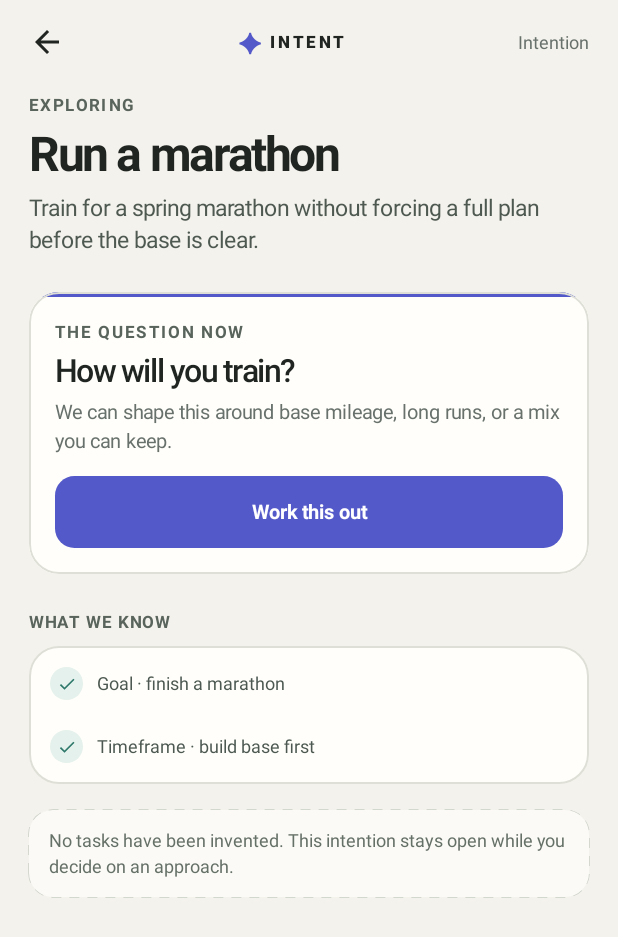
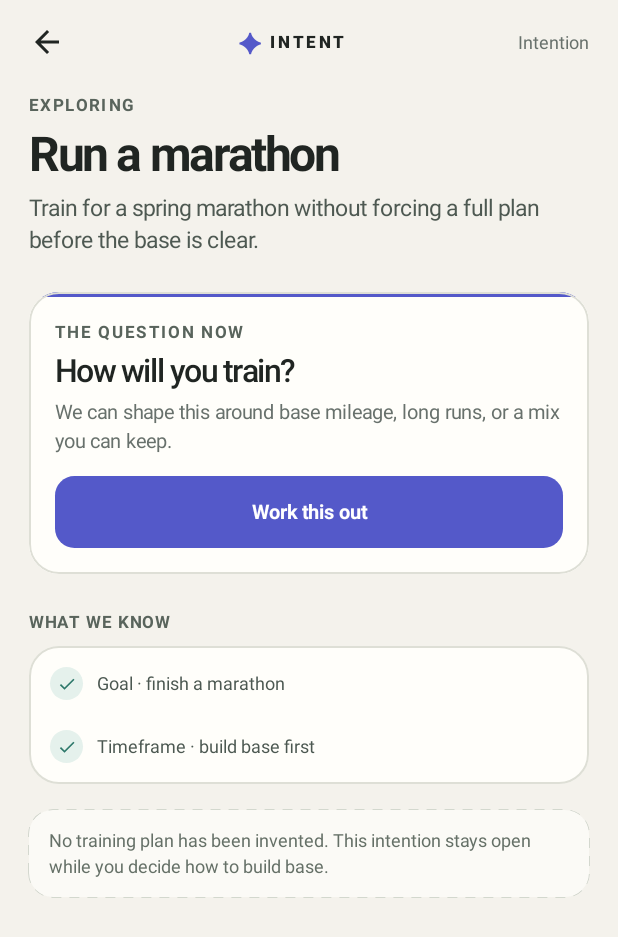
Before and after one commit to DanielMaherDev/Intent-V2, an Android app built with Jetpack Compose: the screen it shows after launch (MainActivity), after a tap on "Explore a marathon", on a phone screen of 412 x 824 dp. Shown: the top 937 px of the screen. Run offline under Robolectric (Android 15) with nearby library versions, the phone set to English and light mode, and no system bars.

Commit message:
Add Stage 5 adaptive UI by intention shape (v0.0.13). (#15)
ShapeProjection drives Home, Intention Space, and Conversation composition
for language, marathon, and business on one model. Includes unit tests,
debug APK, and README download link.

Co-authored-by: Cursor Agent <cursoragent@cursor.com>

```diff
--- a/app/build.gradle.kts
+++ b/app/build.gradle.kts
@@ -11,8 +11,8 @@ android {
         applicationId = "com.intent.launcher"
         minSdk = 26
         targetSdk = 34
-        versionCode = 12
-        versionName = "0.0.12"
+        versionCode = 13
+        versionName = "0.0.13"
         testInstrumentationRunner = "androidx.test.runner.AndroidJUnitRunner"
     }
 
--- a/app/src/main/java/com/intent/launcher/MainActivity.kt
+++ b/app/src/main/java/com/intent/launcher/MainActivity.kt
@@ -12,6 +12,7 @@ import androidx.navigation.compose.composable
 import androidx.navigation.compose.rememberNavController
 import com.intent.launcher.domain.IntentionPhase
 import com.intent.launcher.domain.ProposalStatus
+import com.intent.launcher.domain.ShapeProjection
 import com.intent.launcher.ui.LauncherViewModel
 import com.intent.launcher.ui.screens.ConversationScreen
 import com.intent.launcher.ui.screens.HomeScreen
@@ -33,11 +34,13 @@ class MainActivity : ComponentActivity() {
                     val pending = snap.proposals.firstOrNull {
                         it.status == ProposalStatus.PENDING && it.intentionId == intention?.id
                     }
-                    val intentionHint = when (intention?.shapeTag) {
-                        "marathon" -> "Run a marathon · Base before speed"
-                        "business" -> "Business idea · Stay in discovery"
-                        else -> "Open your intention"
-                    }
+                    val intentionProjection = ShapeProjection.project(
+                        intention = intention,
+                        facts = snap.facts.filter { it.intentionId == intention?.id },
+                        hypotheses = snap.hypotheses.filter { it.intentionId == intention?.id },
+                        sessions = snap.sessions.filter { it.intentionId == intention?.id }
+                    )
+                    val intentionHint = intentionProjection.homeSpaceSubtitle
                     val showMarathonEntry = intention?.shapeTag != "marathon"
                     val showBusinessEntry = intention?.shapeTag != "business"
 
@@ -102,6 +105,7 @@ class MainActivity : ComponentActivity() {
                         }
                         composable("conversation") {
                             val active = vm.activeIntention()
+                            val convProjection = ShapeProjection.project(intention = active)
                             ConversationScreen(
                                 turns = vm.snapshot.turns.filter { it.intentionId == active?.id },
                                 chips = vm.conversationChips(),
@@ -120,6 +124,8 @@ class MainActivity : ComponentActivity() {
                                 onBack = { nav.popBackStack() },
                                 onOpenProposal = { nav.navigate("proposal") },
                                 hasPendingProposal = pending != null,
+                                conversationEyebrow = convProjection.conversationEyebrow,
+                                conversationHeadline = convProjection.conversationHeadline,
                                 modifier = Modifier.fillMaxSize()
                             )
                         }
--- /dev/null
+++ b/app/src/main/java/com/intent/launcher/domain/ShapeProjection.kt
@@ -0,0 +1,271 @@
+package com.intent.launcher.domain
+
+/**
+ * Stage 5 — Adaptive UI: composition and copy vary by intention shape,
+ * reading the same model. Not a separate app per goal type.
+ */
+data class ApproachStep(
+    val title: String,
+    val detail: String,
+    val muted: Boolean = false
+)
+
+data class IntentionHeroProjection(
+    val phaseLabel: String,
+    val heroLabel: String,
+    val heroTitle: String,
+    val heroBody: String,
+    val heroCta: String,
+    /** warm | success | accent — mapped by UI. */
+    val tone: String
+)
+
+data class IntentionSpaceProjection(
+    val hero: IntentionHeroProjection,
+    val knowledgeSectionTitle: String,
+    val approachSectionTitle: String?,
+    val approachSteps: List<ApproachStep>,
+    /** Optional resource / destination line (e.g. Duolingo for language). */
+    val resourceLine: String?,
+    val emptyNote: String?,
+    val defaultFacts: List<String>,
+    val homeSpaceSubtitle: String,
+    val conversationEyebrow: String,
+    val conversationHeadline: String
+)
+
+object ShapeProjection {
+
+    fun project(
+        intention: Intention?,
+        facts: List<Fact> = emptyList(),
+        hypotheses: List<Hypothesis> = emptyList(),
+        sessions: List<ScheduledSession> = emptyList(),
+        destination: DestinationApp? = null
+    ): IntentionSpaceProjection {
+        val shape = intention?.shapeTag
+        val phase = intention?.phase ?: IntentionPhase.EXPLORING
+        val hero = heroFor(phase, shape)
+        val hasKnowledge = facts.isNotEmpty() || hypotheses.isNotEmpty() || sessions.isNotEmpty()
+        val approach = approachFor(phase, shape, sessions)
+        val dest = destination ?: SessionDestinations.forIntention(intention)
+
+        return IntentionSpaceProjection(
+            hero = hero,
+            knowledgeSectionTitle = knowledgeTitle(phase, shape),
+            approachSectionTitle = if (approach.isNotEmpty()) approachTitle(shape) else null,
+            approachSteps = approach,
+            resourceLine = resourceLine(phase, shape, dest),
+            emptyNote = if (!hasKnowledge && phase != IntentionPhase.ACTIVE) {
+                emptyNote(shape)
+            } else {
+                null
+            },
+            defaultFacts = defaultFacts(shape),
+            homeSpaceSubtitle = homeSpaceSubtitle(phase, shape),
+            conversationEyebrow = conversationEyebrow(phase, shape),
+            conversationHeadline = conversationHeadline(phase, shape)
+        )
+    }
+
+    fun homeSpaceSubtitle(phase: IntentionPhase, shapeTag: String?): String =
+        when (phase) {
+            IntentionPhase.EXPLORING, IntentionPhase.CLARIFYING -> when (shapeTag) {
+                "marathon" -> "Training still taking shape"
+                "business" -> "Still in discovery"
+                else -> "Open your intention"
+            }
+            IntentionPhase.PROPOSAL_PENDING -> when (shapeTag) {
+                "marathon" -> "Your approach is taking shape"
+                "business" -> "A research habit is pending"
+                else -> "Your approach is taking shape"
+            }
+            IntentionPhase.ACTIVE -> when (shapeTag) {
+                "marathon" -> "Long-run routine in motion"
+                "business" -> "Discovery habit in motion"
+                else -> "Speaking practice in motion"
+            }
+            IntentionPhase.PAUSED -> "Paused — facts kept"
+        }
+
+    private fun knowledgeTitle(phase: IntentionPhase, shapeTag: String?): String =
+        when {
+            phase == IntentionPhase.PROPOSAL_PENDING -> "What has changed"
+            phase == IntentionPhase.ACTIVE && shapeTag == "business" -> "What we are learning"
+            phase == IntentionPhase.ACTIVE && shapeTag == "marathon" -> "Training facts"
+            phase == IntentionPhase.ACTIVE -> "What we know"
+            else -> "What we know"
+        }
+
+    private fun approachTitle(shapeTag: String?): String =
+        when (shapeTag) {
+            "marathon" -> "Your training approach"
+            "business" -> "Your discovery approach"
+            else -> "Your approach"
+        }
+
+    private fun emptyNote(shapeTag: String?): String =
+        when (shapeTag) {
+            "marathon" ->
+                "No training plan has been invented. This intention stays open while you decide how to build base."
+            "business" ->
+                "No launch plan has been invented. Stay in discovery until a direction is worth testing."
+            else ->
+                "No tasks have been invented. This intention stays open while you decide on an approach."
+        }
+
+    private fun defaultFacts(shapeTag: String?): List<String> =
+        when (shapeTag) {
+            "marathon" -> listOf("Goal · finish a marathon", "Timeframe · build base first")
+            "business" -> listOf("Goal · explore a business idea", "Timeframe · stay in discovery")
+            else -> listOf("Goal · use Spanish at work", "Timeframe · within a year")
+        }
+
+    private fun resourceLine(
+        phase: IntentionPhase,
+        shapeTag: String?,
+        destination: DestinationApp?
+    ): String? {
+        if (phase != IntentionPhase.ACTIVE && phase != IntentionPhase.PROPOSAL_PENDING) return null
+        if (destination != null) {
+            return "Destination · ${destination.label} — opening an app is not lesson completion."
+        }
+        return when (shapeTag) {
+            "marathon" -> "Destination · outdoors / your own run log — no partner completion evidence."
+            "business" -> "Destination · notes & conversations — no CRM completion claimed."
+            else -> null
+        }
+    }
+
+    private fun approachFor(
+        phase: IntentionPhase,
+        shapeTag: String?,
+        sessions: List<ScheduledSession>
+    ): List<ApproachStep> {
+        if (phase != IntentionPhase.ACTIVE) return emptyList()
+        val session = sessions.firstOrNull()
+        val whenLabel = session?.let {
+            "day ${it.dayOfWeek} · %02d:%02d".format(it.hour, it.minute)
+        }
+        return when (shapeTag) {
+            "marathon" -> listOf(
+                ApproachStep(
+                    title = session?.title ?: "Weekly long run",
+                    detail = (whenLabel?.let { "$it · approved" } ?: "Approved long-run rhythm")
+                ),
+                ApproachStep(
+                    title = "Check how the run felt",
+                    detail = "Effort and recovery — self-reported, not GPS proof.",
+                    muted = true
+                )
+            )
+            "business" -> listOf(
+                ApproachStep(
+                    title = session?.title ?: "Research hour",
+                    detail = (whenLabel?.let { "$it · approved" } ?: "Approved discovery block")
+                ),
+                ApproachStep(
+                    title = "Capture one learning",
+                    detail = "What did you learn about customers or the idea?",
+                    muted = true
+                )
+            )
+            else -> listOf(
+                ApproachStep(
+                    title = session?.title ?: "Weekly speaking practice",
+                    detail = (whenLabel?.let { "$it · approved" } ?: "Approved tutor / practice rhythm")
+                ),
+                ApproachStep(
+                    title = "Check in afterward",
+                    detail = "What did you practise? What feels difficult?",
+                    muted = true
+                )
+            )
+        }
+    }
+
+    private fun heroFor(phase: IntentionPhase, shapeTag: String?): IntentionHeroProjection =
+        when (phase) {
+            IntentionPhase.EXPLORING, IntentionPhase.CLARIFYING -> IntentionHeroProjection(
+                phaseLabel = "Exploring",
+                heroLabel = "The question now",
+                heroTitle = when (shapeTag) {
+                    "marathon" -> "How will you train?"
+                    "business" -> "How will you learn?"
+                    else -> "How will you practise?"
+                },
+                heroBody = when (shapeTag) {
+                    "marathon" ->
+                        "We can shape this around base mileage, long runs, or a mix you can keep."
+                    "business" ->
+                        "We can stay in discovery, talk to customers, or add a light research habit — nothing forced."
+                    else ->
+                        "We can make a routine around an app, a tutor, conversations with your agent, or a mix."
+                },
+                heroCta = "Work this out",
+                tone = "accent"
+            )
+            IntentionPhase.PROPOSAL_PENDING -> IntentionHeroProjection(
+                phaseLabel = "Approach in progress",
+                heroLabel = "Decision needed",
+                heroTitle = when (shapeTag) {
+                    "marathon" -> "Add your long run?"
+                    "business" -> "Add a research hour?"
+                    else -> "Add your session?"
+                },
+                heroBody = "INTENT will bring it into your week once approved.",
+                heroCta = "Review details",
+                tone = "warm"
+            )
+            IntentionPhase.ACTIVE -> IntentionHeroProjection(
+                phaseLabel = "In motion",
+                heroLabel = "Next useful step",
+                heroTitle = when (shapeTag) {
+                    "marathon" -> "Prepare for your next long run"
+                    "business" -> "Prepare your next research block"
+                    else -> "Prepare for your next session"
+                },
+                heroBody = when (shapeTag) {
+                    "marathon" -> "Decide pace and distance you can keep — no invented mileage totals."
+                    "business" -> "Pick one question to explore — no fake launch plan."
+                    else -> "Bring one situation you want to rehearse."
+                },
+                heroCta = "Begin preparation",
+                tone = "success"
+            )
+            IntentionPhase.PAUSED -> IntentionHeroProjection(
+                phaseLabel = "Paused",
+                heroLabel = "When you are ready",
+                heroTitle = "Pick this up again?",
+                heroBody = "Your facts stay. Nothing is invented while you pause.",
+                heroCta = "Work this out",
+                tone = "accent"
+            )
+        }
+
+    private fun conversationEyebrow(phase: IntentionPhase, shapeTag: String?): String =
+        when (phase) {
+            IntentionPhase.ACTIVE -> when (shapeTag) {
+                "marathon" -> "Contextual conversation · training"
+                "business" -> "Contextual conversation · discovery"
+                else -> "Contextual conversation"
+            }
+            IntentionPhase.PROPOSAL_PENDING -> "Your ongoing conversation"
+            else -> when (shapeTag) {
+                "marathon" -> "A conversation about your training"
+                "business" -> "A conversation about your idea"
+                else -> "A conversation about your goal"
+            }
+        }
+
+    private fun conversationHeadline(phase: IntentionPhase, shapeTag: String?): String =
+        when (phase) {
+            IntentionPhase.ACTIVE -> when (shapeTag) {
+                "marathon" -> "Your next long run"
+                "business" -> "Your next research hour"
+                else -> "Your next session"
+            }
+            IntentionPhase.PROPOSAL_PENDING -> "What's changed?"
+            else -> "Let's find a way that fits."
+        }
+}
--- a/app/src/main/java/com/intent/launcher/ui/screens/ConversationScreen.kt
+++ b/app/src/main/java/com/intent/launcher/ui/screens/ConversationScreen.kt
@@ -48,6 +48,8 @@ fun ConversationScreen(
     onBack: () -> Unit,
     onOpenProposal: () -> Unit,
     hasPendingProposal: Boolean,
+    conversationEyebrow: String = "A conversation about your goal",
+    conversationHeadline: String = "Let's find a way that fits.",
     modifier: Modifier = Modifier
 ) {
     Column(
@@ -67,10 +69,10 @@ fun ConversationScreen(
                 onBack = onBack
             )
             Spacer(modifier = Modifier.height(23.dp))
-            SmallLabel(text = "A conversation about your goal")
+            SmallLabel(text = conversationEyebrow)
             Spacer(modifier = Modifier.height(7.dp))
             Text(
-                text = "Let's find a way that fits.",
+                text = conversationHeadline,
                 style = MaterialTheme.typography.headlineMedium,
                 color = IntentColors.Ink
             )
--- a/app/src/main/java/com/intent/launcher/ui/screens/IntentionSpaceScreen.kt
+++ b/app/src/main/java/com/intent/launcher/ui/screens/IntentionSpaceScreen.kt
@@ -21,6 +21,8 @@ import com.intent.launcher.domain.Hypothesis
 import com.intent.launcher.domain.Intention
 import com.intent.launcher.domain.IntentionPhase
 import com.intent.launcher.domain.ScheduledSession
+import com.intent.launcher.domain.SessionDestinations
+import com.intent.launcher.domain.ShapeProjection
 import com.intent.launcher.ui.components.EmptyNote
 import com.intent.launcher.ui.components.FactRow
 import com.intent.launcher.ui.components.HeroCard
@@ -42,9 +44,23 @@ fun IntentionSpaceScreen(
     onBack: () -> Unit,
     modifier: Modifier = Modifier
 ) {
-    val phase = intention?.phase ?: IntentionPhase.EXPLORING
-    val (phaseLabel, heroTone, heroLabel, heroTitle, heroBody, heroCta) =
-        intentionCopy(phase, intention?.shapeTag)
+    val projection = ShapeProjection.project(
+        intention = intention,
+        facts = facts,
+        hypotheses = hypotheses,
+        sessions = sessions,
+        destination = SessionDestinations.forIntention(intention)
+    )
+    val heroTone = when (projection.hero.tone) {
+        "warm" -> HeroTone.Warm
+        "success" -> HeroTone.Success
+        else -> HeroTone.Accent
+    }
+    val labelColor = when (heroTone) {
+        HeroTone.Warm -> IntentColors.Warm
+        HeroTone.Success -> IntentColors.Success
+        HeroTone.Accent -> IntentColors.Section
+    }
 
     Column(
         modifier = modifier
@@ -55,15 +71,7 @@ fun IntentionSpaceScreen(
     ) {
         ScreenTopBar(contextLabel = "Intention", onBack = onBack)
         Spacer(modifier = Modifier.height(23.dp))
-        SmallLabel(
-            text = phaseLabel,
-            color = when (heroTone) {
-                HeroTone.Warm -> IntentColors.Warm
-                HeroTone.Success -> IntentColors.Success
-                // JPG exploring label is muted olive, not accent
-                HeroTone.Accent -> IntentColors.Section
-            }
-        )
+        SmallLabel(text = projection.hero.phaseLabel, color = labelColor)
         Spacer(modifier = Modifier.height(7.dp))
         Text(
             text = intention?.title ?: "Intention",
@@ -75,32 +83,57 @@ fun IntentionSpaceScreen(
         Spacer(modifier = Modifier.height(26.dp))
 
         HeroCard(tone = heroTone) {
-            SmallLabel(
-                text = heroLabel,
-                color = when (heroTone) {
-                    HeroTone.Warm -> IntentColors.Warm
-                    HeroTone.Success -> IntentColors.Success
-                    HeroTone.Accent -> IntentColors.Section
-                }
-            )
+            SmallLabel(text = projection.hero.heroLabel, color = labelColor)
             Spacer(modifier = Modifier.height(7.dp))
             Text(
-                text = heroTitle,
+                text = projection.hero.heroTitle,
                 style = MaterialTheme.typography.headlineSmall,
                 color = IntentColors.Ink
             )
             Spacer(modifier = Modifier.height(7.dp))
             Text(
-                text = heroBody,
+                text = projection.hero.heroBody,
                 style = MaterialTheme.typography.bodyMedium,
                 color = IntentColors.Muted
             )
             Spacer(modifier = Modifier.height(15.dp))
-            IntentPrimaryButton(text = heroCta, onClick = onWorkThisOut)
+            IntentPrimaryButton(text = projection.hero.heroCta, onClick = onWorkThisOut)
+        }
+
+        if (projection.approachSectionTitle != null && projection.approachSteps.isNotEmpty()) {
+            Spacer(modifier = Modifier.height(26.dp))
+            SectionTitle(projection.approachSectionTitle)
+            Spacer(modifier = Modifier.height(9.dp))
+            Column(modifier = Modifier.fillMaxWidth().padding(start = 7.dp)) {
+                projection.approachSteps.forEach { step ->
+                    Column(modifier = Modifier.padding(start = 17.dp, bottom = 14.dp)) {
+                        Text(
+                            text = step.title,
+                            style = MaterialTheme.typography.bodyMedium,
+                            color = IntentColors.Ink
+                        )
+                        Spacer(modifier = Modifier.height(3.dp))
+                        Text(
+                            text = step.detail,
+                            style = MaterialTheme.typography.bodySmall,
+                            color = IntentColors.Muted
+                        )
+                    }
+                }
+            }
+        }
+
+        if (projection.resourceLine != null) {
+            Spacer(modifier = Modifier.height(14.dp))
+            Text(
+                text = projection.resourceLine,
+                style = MaterialTheme.typography.bodySmall,
+                color = IntentColors.Muted
+            )
         }
 
         Spacer(modifier = Modifier.height(26.dp))
-        SectionTitle("What we know")
+        SectionTitle(projection.knowledgeSectionTitle)
         Spacer(modifier = Modifier.height(9.dp))
         Column(
             modifier = Modifier
@@ -110,8 +143,7 @@ fun IntentionSpaceScreen(
                 .padding(horizontal = 14.dp, vertical = 4.dp)
         ) {
             if (facts.isEmpty() && hypotheses.isEmpty() && sessions.isEmpty()) {
-                FactRow(text = defaultGoalFact(intention))
-                FactRow(text = defaultTimeframeFact(intention))
+                projection.defaultFacts.forEach { FactRow(text = it) }
             } else {
                 facts.forEach { f ->
                     FactRow(text = "Confirmed by you · ${f.text}")
@@ -123,87 +155,15 @@ fun IntentionSpaceScreen(
                     val whenLabel = "dow ${s.dayOfWeek} %02d:%02d".format(s.hour, s.minute)
                     FactRow(text = "${s.title} · $whenLabel")
                 }
-                if (phase == IntentionPhase.PROPOSAL_PENDING) {
+                if (intention?.phase == IntentionPhase.PROPOSAL_PENDING) {
                     FactRow(text = "Pending · add a weekly commitment", pending = true)
                 }
             }
         }
 
-        Spacer(modifier = Modifier.height(17.dp))
-        if (sessions.isEmpty() && phase != IntentionPhase.ACTIVE) {
-            EmptyNote(
-                text = "No tasks have been invented. This intention stays open while you decide on an approach."
-            )
+        if (projection.emptyNote != null) {
+            Spacer(modifier = Modifier.height(17.dp))
+            EmptyNote(text = projection.emptyNote)
         }
     }
 }
-
-private data class IntentionCopy(
-    val phaseLabel: String,
-    val heroTone: HeroTone,
-    val heroLabel: String,
-    val heroTitle: String,
-    val heroBody: String,
-    val heroCta: String
-)
-
-private fun intentionCopy(phase: IntentionPhase, shapeTag: String?): IntentionCopy =
-    when (phase) {
-        IntentionPhase.EXPLORING, IntentionPhase.CLARIFYING -> IntentionCopy(
-            phaseLabel = "Exploring",
-            heroTone = HeroTone.Accent,
-            heroLabel = "The question now",
-            heroTitle = when (shapeTag) {
-                "marathon" -> "How will you train?"
-                "business" -> "How will you learn?"
-                else -> "How will you practise?"
-            },
-            heroBody = when (shapeTag) {
-                "marathon" ->
-                    "We can shape this around base mileage, long runs, or a mix you can keep."
-                "business" ->
-                    "We can stay in discovery, talk to customers, or add a light research habit — nothing forced."
-                else ->
-                    "We can make a routine around an app, a tutor, conversations with your agent, or a mix."
-            },
-            heroCta = "Work this out"
-        )
-        IntentionPhase.PROPOSAL_PENDING -> IntentionCopy(
-            phaseLabel = "Approach in progress",
-            heroTone = HeroTone.Warm,
-            heroLabel = "Decision needed",
-            heroTitle = "Add your session?",
-            heroBody = "INTENT will bring it into your week once approved.",
-            heroCta = "Review details"
-        )
-        IntentionPhase.ACTIVE -> IntentionCopy(
-            phaseLabel = "In motion",
-            heroTone = HeroTone.Success,
-            heroLabel = "Next useful step",
-            heroTitle = "Prepare for your next session",
-            heroBody = "Bring one situation you want to rehearse.",
-            heroCta = "Begin preparation"
-        )
-        IntentionPhase.PAUSED -> IntentionCopy(
-            phaseLabel = "Paused",
-            heroTone = HeroTone.Accent,
-            heroLabel = "When you are ready",
-            heroTitle = "Pick this up again?",
-            heroBody = "Your facts stay. Nothing is invented while you pause.",
-            heroCta = "Work this out"
-        )
-    }
-
-private fun defaultGoalFact(intention: Intention?): String =
-    when (intention?.shapeTag) {
-        "marathon" -> "Goal · finish a marathon"
-        "business" -> "Goal · explore a business idea"
-        else -> "Goal · use Spanish at work"
-    }
-
-private fun defaultTimeframeFact(intention: Intention?): String =
-    when (intention?.shapeTag) {
-        "marathon" -> "Timeframe · build base first"
-        "business" -> "Timeframe · stay in discovery"
-        else -> "Timeframe · within a year"
-    }
```
Also changed, not shown: 3 other files.
